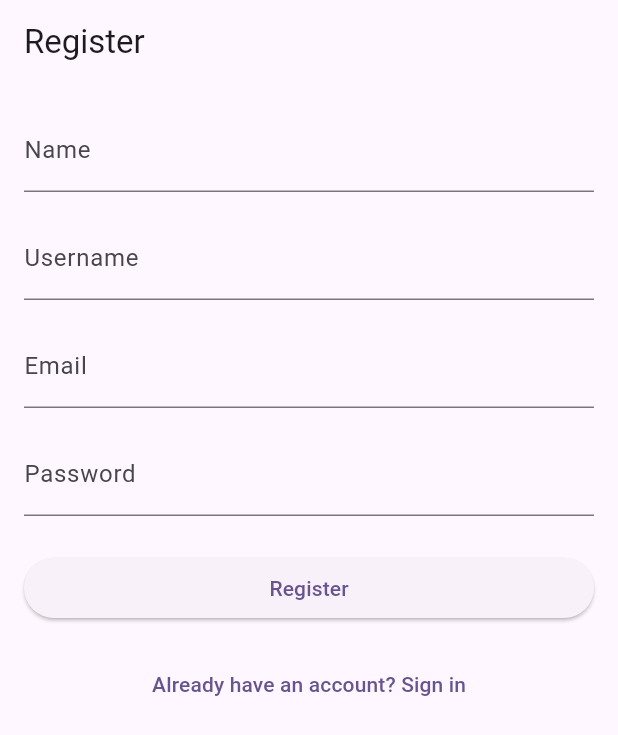
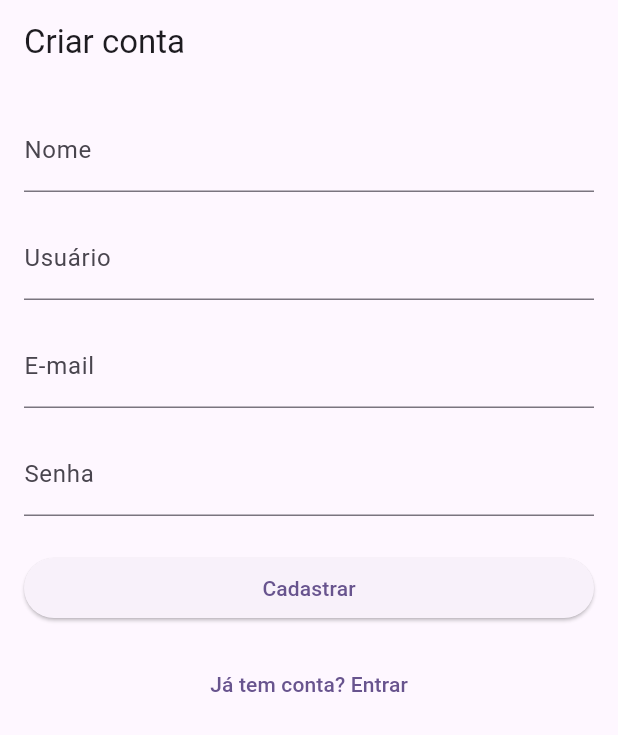
Before and after one commit to cmarinho-dev/postsaver-restful-api, a Flutter app: the RegisterScreen screen opened by its route, on a phone screen of 412 x 824 dp. Shown: the top 735 px of the screen. Run offline on Flutter 3.47's test engine with Material 3 defaults, Android fonts, the light colour scheme and no system bars; our stand-ins replace dio, flutter_riverpod, flutter_secure_storage, freezed_annotation, go_router; missing offline and left inert: flutter_appauth; accounts and stored records are empty.

Commit message:
Fix critical auth and UI issues in Flutter app
- Fix auth interceptor retry to use original Dio client instead of bare Dio()
- Add refresh mutex to prevent concurrent 401 duplicate refreshes
- Create apiClientProvider for shared Dio instance with auth interceptor
- Change register screen Column to ListView to prevent overflow on small devices
- Update login/register strings to Portuguese
- Add loading indicator to login screen
- Add externalUserAgent: ephemeralAsWebAuthenticationSession to login
- Update receive_sharing_intent to ^1.8.0

```diff
--- a/frontend/postsaver/lib/core/api/user_api.dart
+++ b/frontend/postsaver/lib/core/api/user_api.dart
@@ -1,17 +1,15 @@
 import 'package:dio/dio.dart';
 
 import '../models/user.dart';
-import 'api_client.dart';
 import 'api_error_handler.dart';
 
 Future<User> registerUser({
+  required Dio dio,
   required String name,
   required String username,
   required String email,
   required String password,
 }) async {
-  final dio = createApiClient();
-
   try {
     final response = await dio.post(
       '/users',
--- a/frontend/postsaver/lib/core/auth/auth_service.dart
+++ b/frontend/postsaver/lib/core/auth/auth_service.dart
@@ -30,6 +30,7 @@ class AuthService {
         env.redirectUri,
         issuer: env.issuer,
         scopes: ['openid', 'profile'],
+        externalUserAgent: ExternalUserAgent.ephemeralAsWebAuthenticationSession,
       ),
     );
 
--- a/frontend/postsaver/lib/features/auth/register_screen.dart
+++ b/frontend/postsaver/lib/features/auth/register_screen.dart
@@ -1,16 +1,18 @@
 import 'package:flutter/material.dart';
+import 'package:flutter_riverpod/flutter_riverpod.dart';
 
 import '../../core/api/user_api.dart';
+import '../../core/auth/auth_provider.dart';
 import '../../core/models/api_error.dart';
 
-class RegisterScreen extends StatefulWidget {
+class RegisterScreen extends ConsumerStatefulWidget {
   const RegisterScreen({super.key});
 
   @override
-  State<RegisterScreen> createState() => _RegisterScreenState();
+  ConsumerState<RegisterScreen> createState() => _RegisterScreenState();
 }
 
-class _RegisterScreenState extends State<RegisterScreen> {
+class _RegisterScreenState extends ConsumerState<RegisterScreen> {
   final _formKey = GlobalKey<FormState>();
   final _nameController = TextEditingController();
   final _usernameController = TextEditingController();
@@ -38,6 +40,7 @@ class _RegisterScreenState extends State<RegisterScreen> {
 
     try {
       await registerUser(
+        dio: ref.read(apiClientProvider),
         name: _nameController.text.trim(),
         username: _usernameController.text.trim(),
         email: _emailController.text.trim(),
@@ -70,13 +73,12 @@ class _RegisterScreenState extends State<RegisterScreen> {
   @override
   Widget build(BuildContext context) {
     return Scaffold(
-      appBar: AppBar(title: const Text('Register')),
+      appBar: AppBar(title: const Text('Criar conta')),
       body: Padding(
         padding: const EdgeInsets.all(16.0),
         child: Form(
           key: _formKey,
-          child: Column(
-            crossAxisAlignment: CrossAxisAlignment.stretch,
+          child: ListView(
             children: [
               if (_errorMessage != null)
                 Padding(
@@ -91,16 +93,16 @@ class _RegisterScreenState extends State<RegisterScreen> {
               TextFormField(
                 controller: _nameController,
                 decoration: const InputDecoration(
-                  labelText: 'Name',
-                  hintText: 'Enter your full name',
+                  labelText: 'Nome',
+                  hintText: 'Digite seu nome completo',
                 ),
                 textCapitalization: TextCapitalization.words,
                 validator: (value) {
                   if (value == null || value.isEmpty) {
-                    return 'Please enter your name';
+                    return 'Por favor, insira seu nome';
                   }
                   if (value.length > 50) {
-                    return 'Name must be 50 characters or less';
+                    return 'Nome deve ter no máximo 50 caracteres';
                   }
                   return null;
                 },
@@ -109,15 +111,15 @@ class _RegisterScreenState extends State<RegisterScreen> {
               TextFormField(
                 controller: _usernameController,
                 decoration: const InputDecoration(
-                  labelText: 'Username',
-                  hintText: 'Choose a username',
+                  labelText: 'Usuário',
+                  hintText: 'Escolha um nome de usuário',
                 ),
                 validator: (value) {
                   if (value == null || value.isEmpty) {
-                    return 'Please enter a username';
+                    return 'Por favor, insira um nome de usuário';
                   }
                   if (value.length > 20) {
-                    return 'Username must be 20 characters or less';
+                    return 'Nome de usuário deve ter no máximo 20 caracteres';
                   }
                   return null;
                 },
@@ -126,20 +128,20 @@ class _RegisterScreenState extends State<RegisterScreen> {
               TextFormField(
                 controller: _emailController,
                 decoration: const InputDecoration(
-                  labelText: 'Email',
-                  hintText: 'Enter your email address',
+                  labelText: 'E-mail',
+                  hintText: 'Digite seu endereço de e-mail',
                 ),
                 keyboardType: TextInputType.emailAddress,
                 validator: (value) {
                   if (value == null || value.isEmpty) {
-                    return 'Please enter your email';
+                    return 'Por favor, insira seu e-mail';
                   }
                   if (value.length > 120) {
-                    return 'Email must be 120 characters or less';
+                    return 'E-mail deve ter no máximo 120 caracteres';
                   }
                   final emailRegex = RegExp(r'^[^@\s]+@[^@\s]+\.[^@\s]+$');
                   if (!emailRegex.hasMatch(value)) {
-                    return 'Please enter a valid email address';
+                    return 'Por favor, insira um e-mail válido';
                   }
                   return null;
                 },
@@ -148,19 +150,19 @@ class _RegisterScreenState extends State<RegisterScreen> {
               TextFormField(
                 controller: _passwordController,
                 decoration: const InputDecoration(
-                  labelText: 'Password',
-                  hintText: 'Create a password',
+                  labelText: 'Senha',
+                  hintText: 'Crie uma senha',
                 ),
                 obscureText: true,
                 validator: (value) {
                   if (value == null || value.isEmpty) {
-                    return 'Please enter a password';
+                    return 'Por favor, insira uma senha';
                   }
                   if (value.length < 6) {
-                    return 'Password must be at least 6 characters';
+                    return 'Senha deve ter pelo menos 6 caracteres';
                   }
                   if (value.length > 72) {
-                    return 'Password must be 72 characters or less';
+                    return 'Senha deve ter no máximo 72 caracteres';
                   }
                   return null;
                 },
@@ -174,14 +176,14 @@ class _RegisterScreenState extends State<RegisterScreen> {
                         width: 20,
                         child: CircularProgressIndicator(strokeWidth: 2),
                       )
-                    : const Text('Register'),
+                    : const Text('Cadastrar'),
               ),
               const SizedBox(height: 16),
               TextButton(
                 onPressed: () {
                   Navigator.of(context).pop();
                 },
-                child: const Text('Already have an account? Sign in'),
+                child: const Text('Já tem conta? Entrar'),
               ),
             ],
           ),
--- a/frontend/postsaver/pubspec.yaml
+++ b/frontend/postsaver/pubspec.yaml
@@ -31,7 +31,7 @@ dependencies:
   go_router: ^14.8.1
 
   # Share intent handling
-  receive_sharing_intent: ^1.5.0
+  receive_sharing_intent: ^1.8.0
 
   cupertino_icons: ^1.0.8
 
```
Also changed, not shown: frontend/postsaver/lib/core/auth/auth_interceptor.dart (+34 -3 lines), frontend/postsaver/lib/core/auth/auth_provider.dart (+6 -2 lines), frontend/postsaver/lib/features/auth/login_screen.dart (+32 -6 lines).
